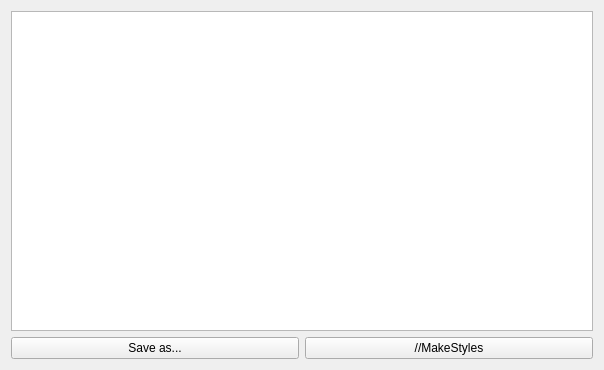
Above: src/Forms/tableform.ui from OniongRu/ROUPClientVeiwer before the change. Below: the same form after it.
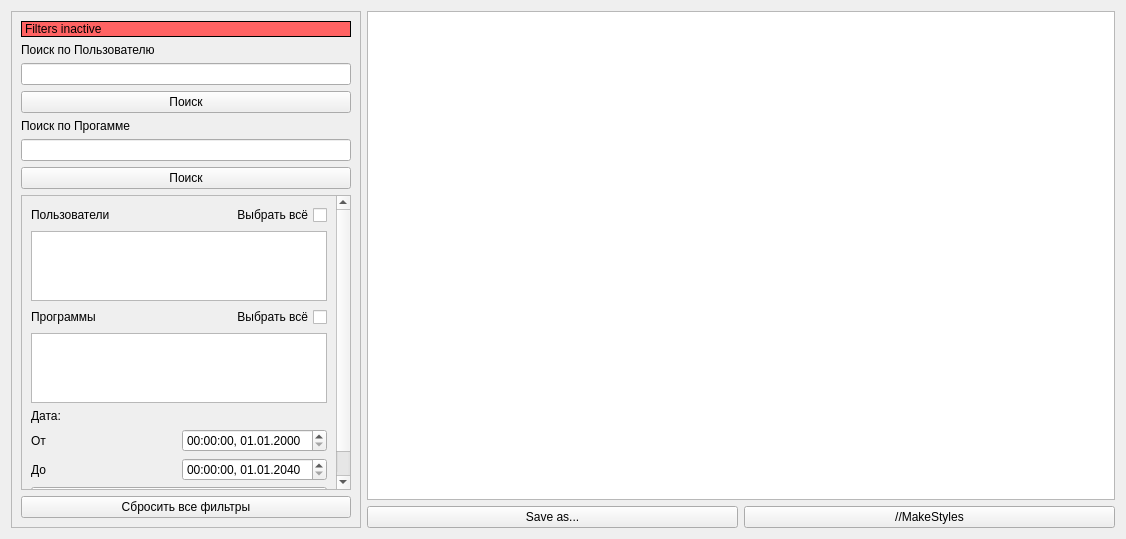
That is the form after the change.

Patch:
```diff
--- a/src/Forms/tableform.ui
+++ b/src/Forms/tableform.ui
@@ -6,32 +6,245 @@
    <rect>
     <x>0</x>
     <y>0</y>
-    <width>604</width>
-    <height>370</height>
+    <width>1126</width>
+    <height>539</height>
    </rect>
   </property>
   <property name="windowTitle">
    <string>Form</string>
   </property>
-  <layout class="QVBoxLayout" name="verticalLayout">
+  <layout class="QHBoxLayout" name="horizontalLayout_6">
    <item>
-    <widget class="QTableWidget" name="tableWidget"/>
+    <widget class="QFrame" name="frame_2">
+     <property name="sizePolicy">
+      <sizepolicy hsizetype="Preferred" vsizetype="Preferred">
+       <horstretch>0</horstretch>
+       <verstretch>0</verstretch>
+      </sizepolicy>
+     </property>
+     <property name="maximumSize">
+      <size>
+       <width>350</width>
+       <height>16777215</height>
+      </size>
+     </property>
+     <property name="frameShape">
+      <enum>QFrame::StyledPanel</enum>
+     </property>
+     <property name="frameShadow">
+      <enum>QFrame::Raised</enum>
+     </property>
+     <layout class="QVBoxLayout" name="verticalLayout_2">
+      <property name="sizeConstraint">
+       <enum>QLayout::SetDefaultConstraint</enum>
+      </property>
+      <item>
+       <widget class="QLabel" name="label_filter">
+        <property name="autoFillBackground">
+         <bool>false</bool>
+        </property>
+        <property name="styleSheet">
+         <string notr="true">background-color: rgb(255, 99, 99);
+border: 1px solid black</string>
+        </property>
+        <property name="text">
+         <string>Filters inactive</string>
+        </property>
+       </widget>
+      </item>
+      <item>
+       <widget class="QLabel" name="label">
+        <property name="text">
+         <string>Поиск по Пользователю</string>
+        </property>
+       </widget>
+      </item>
+      <item>
+       <widget class="QLineEdit" name="lineEditUserSearch"/>
+      </item>
+      <item>
+       <widget class="QPushButton" name="pushButtonUserSearch">
+        <property name="text">
+         <string>Поиск</string>
+        </property>
+       </widget>
+      </item>
+      <item>
+       <widget class="QLabel" name="label_2">
+        <property name="text">
+         <string>Поиск по Прогамме</string>
+        </property>
+       </widget>
+      </item>
+      <item>
+       <widget class="QLineEdit" name="lineEditProgramSearch"/>
+      </item>
+      <item>
+       <widget class="QPushButton" name="pushButtonProgramSearch">
+        <property name="text">
+         <string>Поиск</string>
+        </property>
+       </widget>
+      </item>
+      <item>
+       <widget class="QScrollArea" name="scrollArea">
+        <property name="widgetResizable">
+         <bool>true</bool>
+        </property>
+        <widget class="QWidget" name="scrollAreaWidgetContents">
+         <property name="geometry">
+          <rect>
+           <x>0</x>
+           <y>0</y>
+           <width>311</width>
+           <height>324</height>
+          </rect>
+         </property>
+         <layout class="QVBoxLayout" name="verticalLayout">
+          <item>
+           <layout class="QHBoxLayout" name="horizontalLayout_4">
+            <item>
+             <widget class="QLabel" name="label_8">
+              <property name="text">
+               <string>Пользователи</string>
+              </property>
+             </widget>
+            </item>
+            <item>
+             <widget class="QCheckBox" name="checkBoxUsers">
+              <property name="layoutDirection">
+               <enum>Qt::RightToLeft</enum>
+              </property>
+              <property name="text">
+               <string>Выбрать всё</string>
+              </property>
+             </widget>
+            </item>
+           </layout>
+          </item>
+          <item>
+           <widget class="QListWidget" name="listWidgetUsers"/>
+          </item>
+          <item>
+           <layout class="QHBoxLayout" name="horizontalLayout_5">
+            <item>
+             <widget class="QLabel" name="label_7">
+              <property name="text">
+               <string>Программы</string>
+              </property>
+             </widget>
+            </item>
+            <item>
+             <widget class="QCheckBox" name="checkBoxPrograms">
+              <property name="layoutDirection">
+               <enum>Qt::RightToLeft</enum>
+              </property>
+              <property name="text">
+               <string>Выбрать всё</string>
+              </property>
+             </widget>
+            </item>
+           </layout>
+          </item>
+          <item>
+           <widget class="QListWidget" name="listWidgetProgram"/>
+          </item>
+          <item>
+           <widget class="QLabel" name="label_5">
+            <property name="text">
+             <string>Дата:</string>
+            </property>
+           </widget>
+          </item>
+          <item>
+           <layout class="QHBoxLayout" name="horizontalLayout_2">
+            <item>
+             <widget class="QLabel" name="label_3">
+              <property name="text">
+               <string>От</string>
+              </property>
+             </widget>
+            </item>
+            <item>
+             <widget class="QDateTimeEdit" name="dateTimeEditStart">
+              <property name="displayFormat">
+               <string>HH:mm:ss, dd.MM.yyyy</string>
+              </property>
+             </widget>
+            </item>
+           </layout>
+          </item>
+          <item>
+           <layout class="QHBoxLayout" name="horizontalLayout_3">
+            <item>
+             <widget class="QLabel" name="label_4">
+              <property name="text">
+               <string>До</string>
+              </property>
+             </widget>
+            </item>
+            <item>
+             <widget class="QDateTimeEdit" name="dateTimeEditEnd">
+              <property name="dateTime">
+               <datetime>
+                <hour>0</hour>
+                <minute>0</minute>
+                <second>0</second>
+                <year>2040</year>
+                <month>1</month>
+                <day>1</day>
+               </datetime>
+              </property>
+              <property name="displayFormat">
+               <string>HH:mm:ss, dd.MM.yyyy</string>
+              </property>
+             </widget>
+            </item>
+           </layout>
+          </item>
+          <item>
+           <widget class="QPushButton" name="pushButtonUseFilter">
+            <property name="text">
+             <string>Применить фильтры</string>
+            </property>
+           </widget>
+          </item>
+         </layout>
+        </widget>
+       </widget>
+      </item>
+      <item>
+       <widget class="QPushButton" name="pushButtonShowAll">
+        <property name="text">
+         <string>Сбросить все фильтры</string>
+        </property>
+       </widget>
+      </item>
+     </layout>
+    </widget>
    </item>
    <item>
-    <layout class="QHBoxLayout" name="horizontalLayout">
+    <layout class="QVBoxLayout" name="verticalLayout_3">
      <item>
-      <widget class="QPushButton" name="pushButton">
-       <property name="text">
-        <string>Save as...</string>
-       </property>
-      </widget>
+      <widget class="QTableWidget" name="tableWidget"/>
      </item>
      <item>
-      <widget class="QPushButton" name="pushButton_2">
-       <property name="text">
-        <string>//MakeStyles</string>
-       </property>
-      </widget>
+      <layout class="QHBoxLayout" name="horizontalLayout">
+       <item>
+        <widget class="QPushButton" name="pushButton">
+         <property name="text">
+          <string>Save as...</string>
+         </property>
+        </widget>
+       </item>
+       <item>
+        <widget class="QPushButton" name="pushButton_2">
+         <property name="text">
+          <string>//MakeStyles</string>
+         </property>
+        </widget>
+       </item>
+      </layout>
      </item>
     </layout>
    </item>
```
